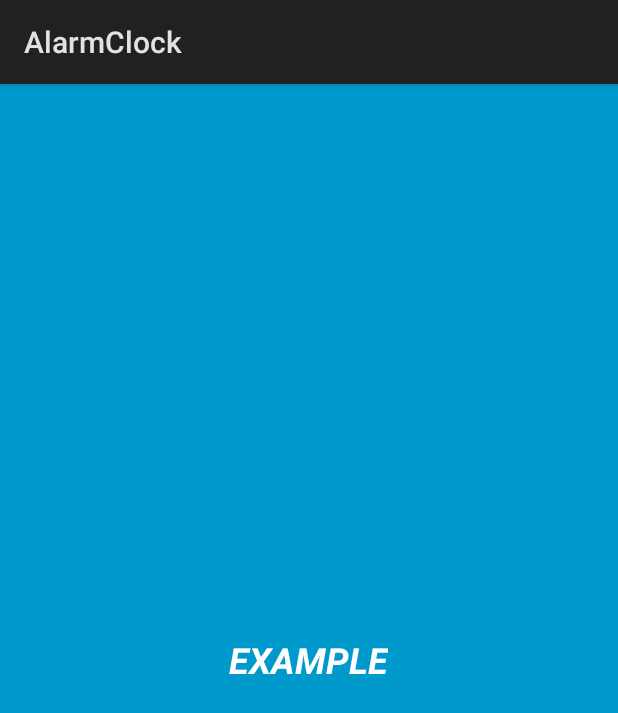
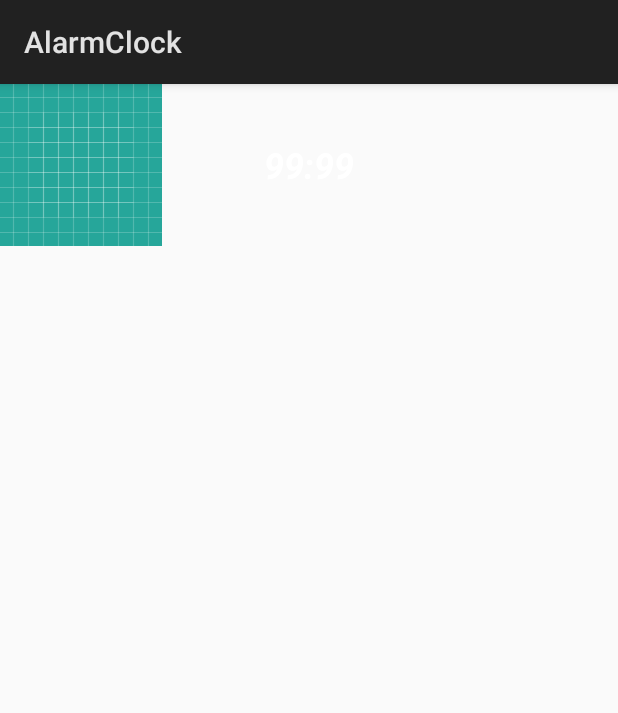
Before and after one commit to chenguoting/alarmclock, an Android app: the layout new_app_widget.xml on its own in the app's theme, with its tools: preview values and no code run, on a phone screen of 412 x 824 dp. Shown: the top 713 px of the screen. Run offline under Robolectric (Android 15) with nearby library versions, the phone set to English and light mode, and no system bars.

Commit message:
显示时间和播放声音

```diff
--- a/app/src/main/AndroidManifest.xml
+++ b/app/src/main/AndroidManifest.xml
@@ -12,7 +12,7 @@
         <activity android:name=".MainActivity">
             <intent-filter>
                 <action android:name="android.intent.action.MAIN" />
-
+                <data android:host="mainactivity" android:scheme="camera.nubia.cn.alarmclock" />
                 <category android:name="android.intent.category.LAUNCHER" />
             </intent-filter>
         </activity>
--- a/app/src/main/res/layout/new_app_widget.xml
+++ b/app/src/main/res/layout/new_app_widget.xml
@@ -1,19 +1,23 @@
 <RelativeLayout xmlns:android="http://schemas.android.com/apk/res/android"
     android:layout_width="match_parent"
-    android:layout_height="match_parent"
-    android:background="#09C"
-    android:padding="@dimen/widget_margin">
+    android:layout_height="match_parent">
+
+    <ImageView
+        android:layout_width="wrap_content"
+        android:layout_height="wrap_content"
+        android:id="@+id/background"
+        android:src="@drawable/ic_launcher_background"/>
 
     <TextView
         android:id="@+id/appwidget_text"
-        android:layout_width="wrap_content"
-        android:layout_height="wrap_content"
+        android:layout_width="match_parent"
+        android:layout_height="match_parent"
         android:layout_centerHorizontal="true"
-        android:layout_centerVertical="true"
-        android:layout_margin="8dp"
-        android:background="#09C"
-        android:contentDescription="@string/appwidget_text"
-        android:text="@string/appwidget_text"
+        android:layout_alignTop="@id/background"
+        android:layout_alignBottom="@id/background"
+        android:contentDescription="time"
+        android:gravity="center"
+        android:text="99:99"
         android:textColor="#ffffff"
         android:textSize="24sp"
         android:textStyle="bold|italic" />
--- a/app/src/main/res/values/strings.xml
+++ b/app/src/main/res/values/strings.xml
@@ -1,5 +1,4 @@
 <resources>
     <string name="app_name">AlarmClock</string>
-    <string name="appwidget_text">EXAMPLE</string>
     <string name="add_widget">Add widget</string>
 </resources>
--- a/app/src/main/res/xml/new_app_widget_info.xml
+++ b/app/src/main/res/xml/new_app_widget_info.xml
@@ -4,6 +4,6 @@
     android:initialLayout="@layout/new_app_widget"
     android:minHeight="40dp"
     android:minWidth="40dp"
-    android:previewImage="@drawable/example_appwidget_preview"
+    android:previewImage="@drawable/ic_launcher_foreground"
     android:updatePeriodMillis="86400000"
     android:widgetCategory="home_screen"></appwidget-provider>
```
Also changed, not shown: app/src/main/java/camera/nubia/cn/alarmclock/NewAppWidget.java (+93 -2 lines), app/src/main/res/drawable-nodpi/example_appwidget_preview.png (deleted), 1 other file.
